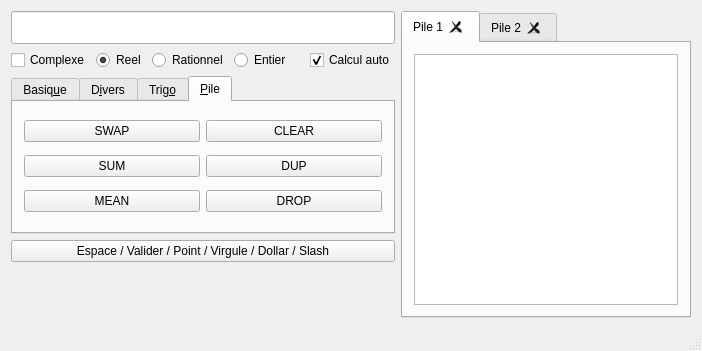
This is ProjetLO21/mainwindow.ui in Pitouli/lo21-ahmed-pitouli as Qt 5 draws it before an edit. The edited form follows.
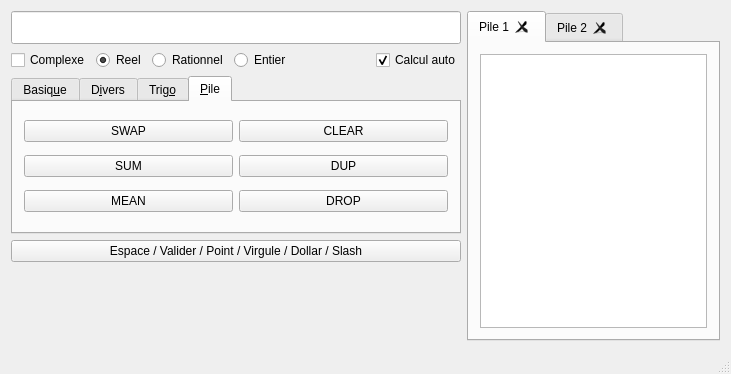
This is the edited form.

```diff
--- a/ProjetLO21/mainwindow.ui
+++ b/ProjetLO21/mainwindow.ui
@@ -6,8 +6,8 @@
    <rect>
     <x>0</x>
     <y>0</y>
-    <width>702</width>
-    <height>351</height>
+    <width>731</width>
+    <height>374</height>
    </rect>
   </property>
   <property name="windowTitle">
@@ -15,28 +15,7 @@
   </property>
   <widget class="QWidget" name="centralWidget">
    <layout class="QGridLayout" name="gridLayout_7">
-    <item row="0" column="0">
-     <widget class="QLineEdit" name="lineSaisie">
-      <property name="font">
-       <font>
-        <pointsize>16</pointsize>
-       </font>
-      </property>
-      <property name="mouseTracking">
-       <bool>false</bool>
-      </property>
-      <property name="acceptDrops">
-       <bool>false</bool>
-      </property>
-      <property name="inputMethodHints">
-       <set>Qt::ImhUppercaseOnly</set>
-      </property>
-      <property name="readOnly">
-       <bool>true</bool>
-      </property>
-     </widget>
-    </item>
-    <item row="0" column="1" rowspan="5">
+    <item row="0" column="2" rowspan="5">
      <widget class="QTabWidget" name="tabWidget_pile">
       <property name="minimumSize">
        <size>
@@ -77,7 +56,46 @@
       </widget>
      </widget>
     </item>
-    <item row="1" column="0">
+    <item row="4" column="0" colspan="2">
+     <spacer name="verticalSpacer">
+      <property name="orientation">
+       <enum>Qt::Vertical</enum>
+      </property>
+      <property name="sizeHint" stdset="0">
+       <size>
+        <width>20</width>
+        <height>1000</height>
+       </size>
+      </property>
+     </spacer>
+    </item>
+    <item row="0" column="0" colspan="2">
+     <layout class="QVBoxLayout" name="panneauSaisie">
+      <property name="sizeConstraint">
+       <enum>QLayout::SetFixedSize</enum>
+      </property>
+      <item>
+       <widget class="QLineEdit" name="lineSaisie">
+        <property name="font">
+         <font>
+          <pointsize>16</pointsize>
+         </font>
+        </property>
+        <property name="mouseTracking">
+         <bool>false</bool>
+        </property>
+        <property name="acceptDrops">
+         <bool>false</bool>
+        </property>
+        <property name="inputMethodHints">
+         <set>Qt::ImhUppercaseOnly</set>
+        </property>
+        <property name="readOnly">
+         <bool>true</bool>
+        </property>
+       </widget>
+      </item>
+      <item>
      <layout class="QHBoxLayout" name="paramSaisie">
       <item>
        <widget class="QCheckBox" name="checkBox_complexe">
@@ -165,21 +183,20 @@
       </item>
      </layout>
     </item>
-    <item row="4" column="0">
-     <spacer name="verticalSpacer">
-      <property name="orientation">
-       <enum>Qt::Vertical</enum>
-      </property>
-      <property name="sizeHint" stdset="0">
-       <size>
-        <width>20</width>
-        <height>1000</height>
-       </size>
-      </property>
-     </spacer>
-    </item>
-    <item row="2" column="0">
+      <item>
      <widget class="QTabWidget" name="tabWidget_saisie">
+        <property name="minimumSize">
+         <size>
+          <width>450</width>
+          <height>0</height>
+         </size>
+        </property>
+        <property name="maximumSize">
+         <size>
+          <width>450</width>
+          <height>16777215</height>
+         </size>
+        </property>
       <property name="toolTip">
        <string/>
       </property>
@@ -625,7 +642,7 @@
       </widget>
      </widget>
     </item>
-    <item row="3" column="0">
+      <item>
      <widget class="QPushButton" name="pushButton_space">
       <property name="text">
        <string>Espace / Valider / Point / Virgule / Dollar / Slash</string>
@@ -636,6 +653,8 @@
      </widget>
     </item>
    </layout>
+    </item>
+   </layout>
   </widget>
   <widget class="QStatusBar" name="statusBar"/>
  </widget>
```
Left out of the diff: 196 changed lines with no effect on the pictures. Lines whose indentation alone changed are shown as unchanged.
